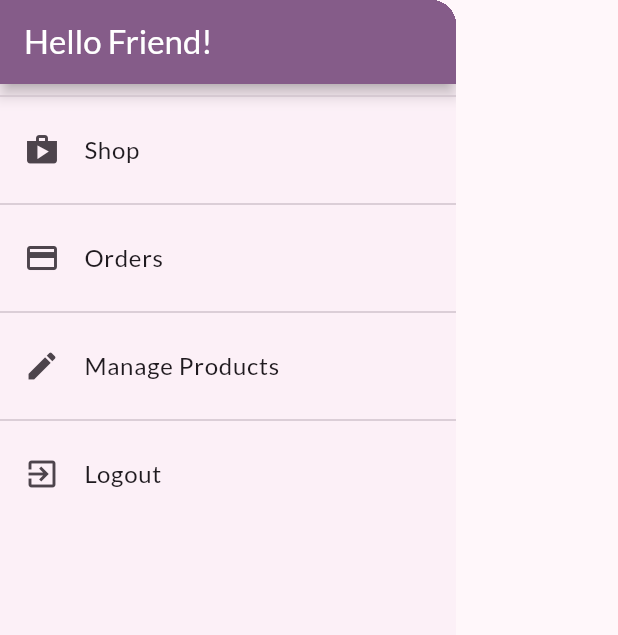
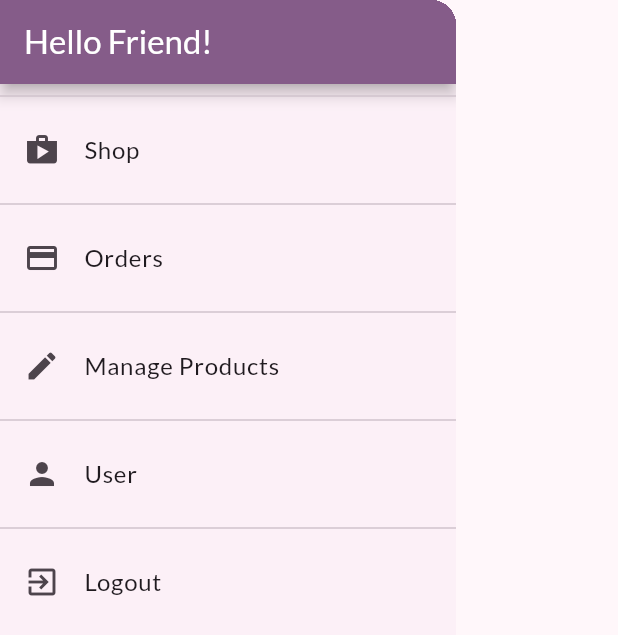
Before and after one commit to lesacIT/my_shop, a Flutter app: the AppDrawer widget shown alone on an empty page, opened directly, on a phone screen of 412 x 824 dp. Shown: the top 635 px of the screen. Run offline on Flutter 3.47's test engine with Material 3 defaults, Android fonts, the phone set to English and light mode, and no system bars; our stand-ins replace flutter_dotenv, shared_preferences; accounts and stored records are empty; network calls fail.

Commit message:
cập nhật giao diện quản lí thông tin người dùng

```diff
--- a/lib/main.dart
+++ b/lib/main.dart
@@ -104,6 +104,7 @@ class MyApp extends StatelessWidget {
             UserProductsScreen.routeName: (ctx) => const SafeArea(
                   child: UserProductsScreen(),
                 ),
+            UserScreen.routeName: (context) => const UserScreen(),
           },
           // onGenerateRoute sẽ được gọi khi không tìm thấy route yêu cầu
           // trong thuộc tính routes ở trên. Thường dùng để truyền tham số
--- a/lib/ui/screens.dart
+++ b/lib/ui/screens.dart
@@ -10,3 +10,4 @@ export 'products/products_manager.dart';
 export 'products/products_overview_screen.dart';
 export 'products/user_products_screen.dart';
 export 'splash_screen.dart';
+export 'user/user_screen.dart';
--- a/lib/ui/shared/app_drawer.dart
+++ b/lib/ui/shared/app_drawer.dart
@@ -4,6 +4,7 @@ import 'package:provider/provider.dart';
 
 import '../orders/orders_screen.dart';
 import '../products/user_products_screen.dart';
+import '../user/user_screen.dart';
 
 class AppDrawer extends StatelessWidget {
   const AppDrawer({super.key});
@@ -34,7 +35,6 @@ class AppDrawer extends StatelessWidget {
                   .pushReplacementNamed(OrdersScreen.routeName);
             },
           ),
-
           const Divider(),
           ListTile(
             leading: const Icon(Icons.edit),
@@ -42,6 +42,14 @@ class AppDrawer extends StatelessWidget {
             onTap: () {
               Navigator.of(context)
                   .pushReplacementNamed(UserProductsScreen.routeName);
+            },
+          ),
+          const Divider(),
+          ListTile(
+            leading: const Icon(Icons.person),
+            title: const Text('User'),
+            onTap: () {
+              Navigator.of(context).pushReplacementNamed(UserScreen.routeName);
             },
           ),
           const Divider(),
```
Also changed, not shown: lib/ui/user/user_screen.dart (renamed from lib/user/user_screen.dart, +9 -3 lines), 2 other files.
